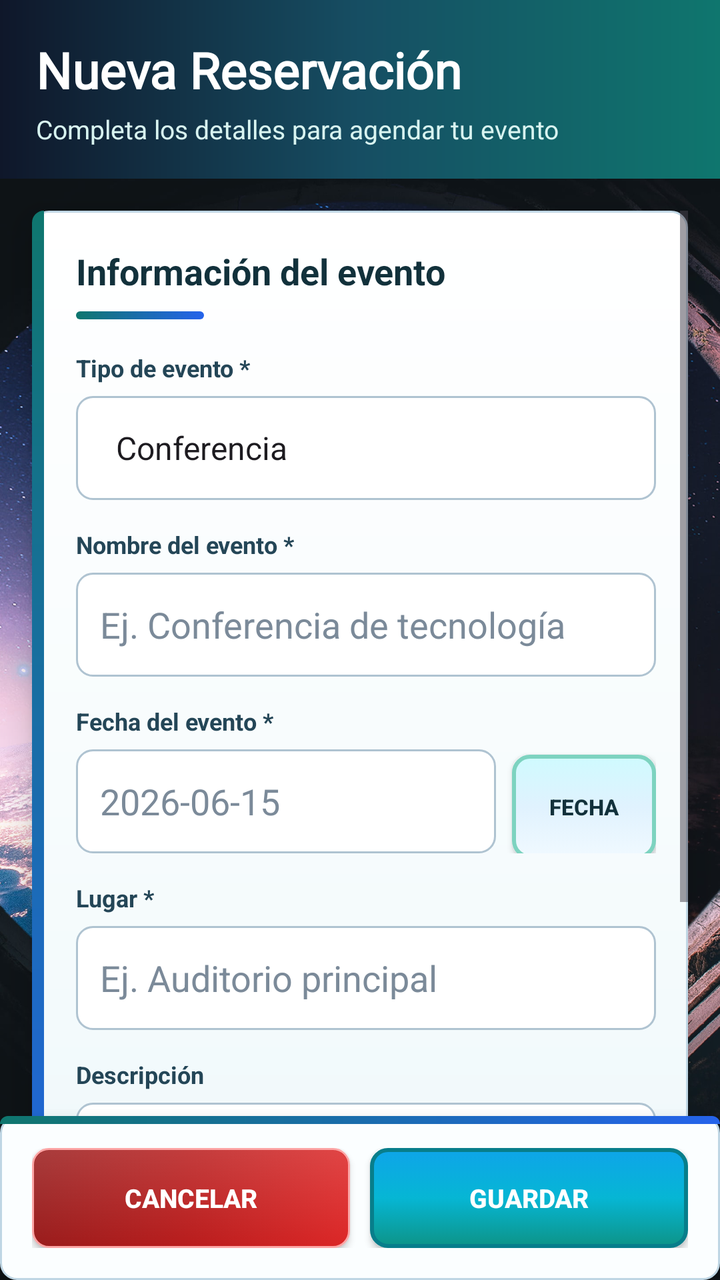
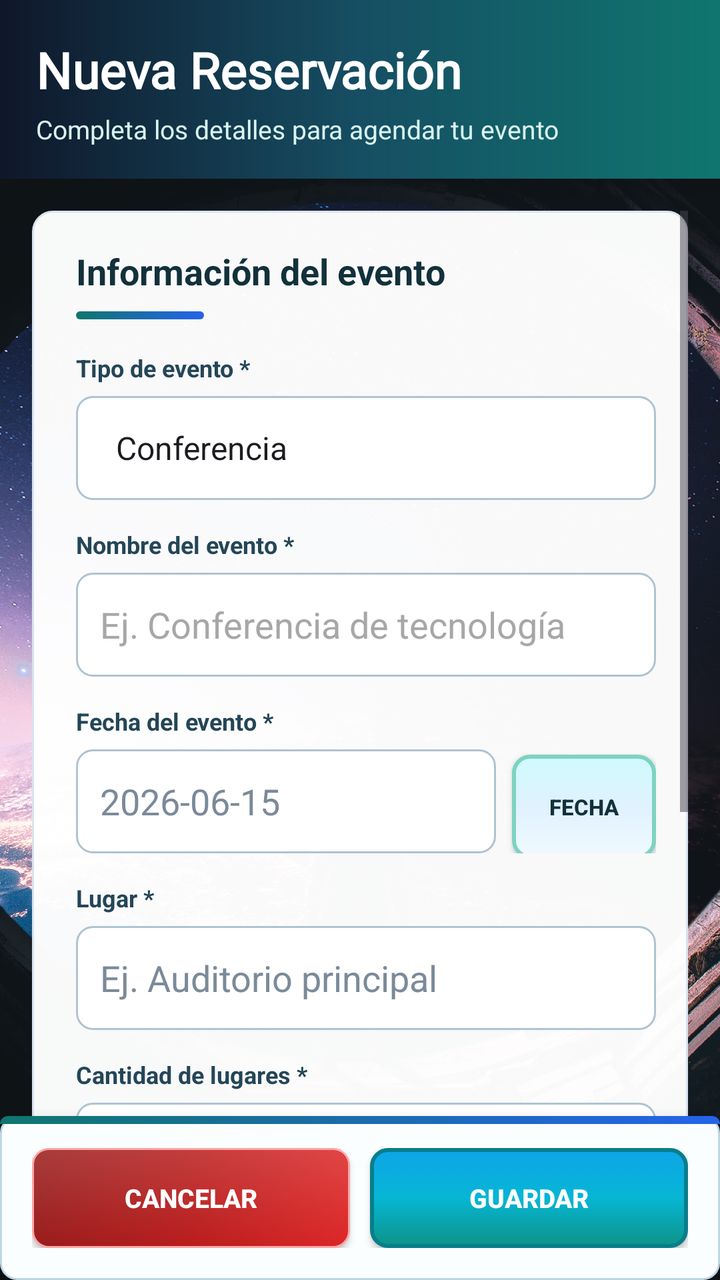

The first picture is an Android layout as it rendered before a commit; the second is the same layout after the commit. The layout source and the unified diff follow.
<!-- AndroidManifest.xml: application theme Theme.AppJuan803 -->
<!-- res/layout/activity_crear_reservacion.xml -->
<?xml version="1.0" encoding="utf-8"?>
<LinearLayout xmlns:android="http://schemas.android.com/apk/res/android"
    android:layout_width="match_parent"
    android:layout_height="match_parent"
    android:orientation="vertical"
    android:background="@drawable/back_menu">

    <LinearLayout
        android:layout_width="match_parent"
        android:layout_height="wrap_content"
        android:orientation="vertical"
        android:paddingStart="18dp"
        android:paddingEnd="18dp"
        android:paddingTop="18dp"
        android:paddingBottom="16dp"
        android:background="@drawable/res_header">

        <TextView
            android:id="@+id/tvTituloFormulario"
            android:layout_width="match_parent"
            android:layout_height="wrap_content"
            android:text="Nueva Reservación"
            android:textSize="25sp"
            android:textStyle="bold"
            android:textColor="#FFFFFF"
            android:fontFamily="@font/font_menu" />

        <TextView
            android:layout_width="match_parent"
            android:layout_height="wrap_content"
            android:text="Completa los detalles para agendar tu evento"
            android:textSize="13sp"
            android:textColor="#D8F4F0"
            android:layout_marginTop="4dp" />
    </LinearLayout>

    <ScrollView
        android:layout_width="match_parent"
        android:layout_height="0dp"
        android:layout_weight="1"
        android:padding="16dp"
        android:clipToPadding="false">

        <LinearLayout
            android:layout_width="match_parent"
            android:layout_height="wrap_content"
            android:orientation="vertical"
            android:paddingStart="22dp"
            android:paddingEnd="16dp"
            android:paddingTop="18dp"
            android:paddingBottom="18dp"
            android:background="@drawable/res_panel_premium"
            android:elevation="10dp">

            <TextView
                android:layout_width="match_parent"
                android:layout_height="wrap_content"
                android:text="Información del evento"
                android:textSize="18sp"
                android:textStyle="bold"
                android:textColor="#12313B"
                android:layout_marginBottom="8dp" />

            <View
                android:layout_width="64dp"
                android:layout_height="4dp"
                android:background="@drawable/res_card_topline"
                android:layout_marginBottom="16dp" />

            <TextView
                android:layout_width="wrap_content"
                android:layout_height="wrap_content"
                android:text="Tipo de evento *"
                android:textSize="12sp"
                android:textStyle="bold"
                android:textColor="#244657"
                android:layout_marginBottom="6dp" />

            <Spinner
                android:id="@+id/spTipoEvento"
                android:layout_width="match_parent"
                android:layout_height="52dp"
                android:background="@drawable/res_input"
                android:paddingStart="12dp"
                android:paddingEnd="12dp"
                android:entries="@array/tipos_evento"
                android:layout_marginBottom="14dp" />

            <TextView
                android:layout_width="wrap_content"
                android:layout_height="wrap_content"
                android:text="Nombre del evento *"
                android:textSize="12sp"
                android:textStyle="bold"
                android:textColor="#244657"
                android:layout_marginBottom="6dp" />

            <EditText
                android:id="@+id/etEvento"
                android:layout_width="match_parent"
                android:layout_height="52dp"
                android:background="@drawable/res_input"
                android:hint="Ej. Conferencia de tecnología"
                android:inputType="textCapSentences"
                android:padding="12dp"
                android:textColor="#0F172A"
                android:textColorHint="#7B8A99"
                android:layout_marginBottom="14dp" />

            <TextView
                android:layout_width="wrap_content"
                android:layout_height="wrap_content"
                android:text="Fecha del evento *"
                android:textSize="12sp"
                android:textStyle="bold"
                android:textColor="#244657"
                android:layout_marginBottom="6dp" />

            <LinearLayout
                android:layout_width="match_parent"
                android:layout_height="wrap_content"
                android:orientation="horizontal"
                android:layout_marginBottom="14dp">

                <EditText
                    android:id="@+id/etFecha"
                    android:layout_width="0dp"
                    android:layout_height="52dp"
                    android:layout_weight="1"
                    android:hint="2026-06-15"
                    android:padding="12dp"
                    android:background="@drawable/res_input"
                    android:textColor="#0F172A"
                    android:textColorHint="#7B8A99"
                    android:inputType="text" />

                <androidx.appcompat.widget.AppCompatButton
                    android:id="@+id/btnSeleccionarFecha"
                    android:layout_width="72dp"
                    android:layout_height="52dp"
                    android:text="FECHA"
                    android:textSize="11sp"
                    android:textStyle="bold"
                    android:textColor="#12313B"
                    android:background="@drawable/res_button_secondary"
                    android:backgroundTint="@null"
                    android:elevation="2dp"
                    android:layout_marginStart="8dp"
                    android:contentDescription="Seleccionar fecha" />
            </LinearLayout>

            <TextView
                android:layout_width="wrap_content"
                android:layout_height="wrap_content"
                android:text="Lugar *"
                android:textSize="12sp"
                android:textStyle="bold"
                android:textColor="#244657"
                android:layout_marginBottom="6dp" />

            <EditText
                android:id="@+id/etLugar"
                android:layout_width="match_parent"
                android:layout_height="52dp"
                android:hint="Ej. Auditorio principal"
                android:padding="12dp"
                android:background="@drawable/res_input"
                android:textColor="#0F172A"
                android:textColorHint="#7B8A99"
                android:inputType="textCapSentences"
                android:layout_marginBottom="14dp" />

            <TextView
                android:layout_width="wrap_content"
                android:layout_height="wrap_content"
                android:text="Descripción"
                android:textSize="12sp"
                android:textStyle="bold"
                android:textColor="#244657"
                android:layout_marginBottom="6dp" />

            <EditText
                android:id="@+id/etDescripcion"
                android:layout_width="match_parent"
                android:layout_height="112dp"
                android:hint="Añade detalles útiles para los asistentes"
                android:padding="12dp"
                android:background="@drawable/res_input"
                android:textColor="#0F172A"
                android:textColorHint="#7B8A99"
                android:inputType="textMultiLine|textCapSentences"
                android:gravity="top" />
        </LinearLayout>
    </ScrollView>

    <ProgressBar
        android:id="@+id/progressBar"
        style="@style/Widget.AppCompat.ProgressBar.Horizontal"
        android:layout_width="match_parent"
        android:layout_height="4dp"
        android:visibility="gone" />

    <LinearLayout
        android:layout_width="match_parent"
        android:layout_height="wrap_content"
        android:orientation="horizontal"
        android:padding="16dp"
        android:background="@drawable/res_action_bar"
        android:elevation="10dp">

        <androidx.appcompat.widget.AppCompatButton
            android:id="@+id/btnCancelar"
            android:layout_width="0dp"
            android:layout_height="50dp"
            android:layout_weight="1"
            android:text="CANCELAR"
            android:textStyle="bold"
            android:textSize="13sp"
            android:textColor="@android:color/white"
            android:background="@drawable/res_button_danger"
            android:backgroundTint="@null"
            android:elevation="2dp" />

        <androidx.appcompat.widget.AppCompatButton
            android:id="@+id/btnGuardar"
            android:layout_width="0dp"
            android:layout_height="50dp"
            android:layout_weight="1"
            android:text="GUARDAR"
            android:textStyle="bold"
            android:textSize="13sp"
            android:textColor="@android:color/white"
            android:background="@drawable/res_button_primary"
            android:backgroundTint="@null"
            android:elevation="3dp"
            android:layout_marginStart="10dp" />
    </LinearLayout>
</LinearLayout>
<!-- resources referenced by this layout -->
<resources>
  <string-array name="tipos_evento">
          <item>Conferencia</item>
          <item>Cena</item>
          <item>Plática</item>
          <item>Taller</item>
          <item>Seminario</item>
          <item>Reunión</item>
          <item>Evento social</item>
          <item>Evento general</item>
      </string-array>
  <!-- drawable res_action_bar (drawable) -->
  <?xml version="1.0" encoding="utf-8"?>
  <layer-list xmlns:android="http://schemas.android.com/apk/res/android">
      <item>
          <shape>
              <solid android:color="#FBFEFF" />
              <stroke
                  android:width="1dp"
                  android:color="#BFD6E4" />
              <corners android:radius="8dp" />
          </shape>
      </item>
      <item android:height="4dp" android:gravity="top">
          <shape>
              <gradient
                  android:startColor="#0F766E"
                  android:endColor="#2563EB"
                  android:angle="0" />
              <corners
                  android:topLeftRadius="8dp"
                  android:topRightRadius="8dp" />
          </shape>
      </item>
  </layer-list>
  <!-- drawable res_card_topline (drawable) -->
  <?xml version="1.0" encoding="utf-8"?>
  <shape xmlns:android="http://schemas.android.com/apk/res/android">
      <gradient
          android:startColor="#0F766E"
          android:endColor="#2563EB"
          android:angle="0" />
      <corners android:radius="4dp" />
  </shape>
  <!-- drawable res_header (drawable) -->
  <?xml version="1.0" encoding="utf-8"?>
  <shape xmlns:android="http://schemas.android.com/apk/res/android">
      <gradient
          android:startColor="#0F172A"
          android:centerColor="#164E63"
          android:endColor="#0F766E"
          android:angle="0" />
  </shape>
  <!-- drawable res_panel_premium (drawable) -->
  <?xml version="1.0" encoding="utf-8"?>
  <layer-list xmlns:android="http://schemas.android.com/apk/res/android">
      <item>
          <shape>
              <solid android:color="#FFFFFFFF" />
              <stroke
                  android:width="1dp"
                  android:color="#C0D7E5" />
              <corners android:radius="8dp" />
          </shape>
      </item>
      <item android:left="1dp" android:right="1dp" android:top="1dp">
          <shape>
              <gradient
                  android:startColor="#FFFFFF"
                  android:centerColor="#F7FCFD"
                  android:endColor="#EDF7FA"
                  android:angle="270" />
              <corners android:radius="8dp" />
          </shape>
      </item>
      <item android:width="6dp" android:gravity="start">
          <shape>
              <gradient
                  android:startColor="#0F766E"
                  android:endColor="#2563EB"
                  android:angle="270" />
              <corners
                  android:topLeftRadius="8dp"
                  android:bottomLeftRadius="8dp" />
          </shape>
      </item>
  </layer-list>
  <style name="Theme.AppJuan803" parent="Base.Theme.AppJuan803" />
  <style name="Base.Theme.AppJuan803" parent="Theme.Material3.DayNight.NoActionBar">
          
          
      </style>
  <!-- unchanged entries left out for length: 5 -->
</resources>

<!-- the commit's change to res/layout/activity_crear_reservacion.xml (unified diff, before → after) -->
@@ -49,7 +49,7 @@
             android:paddingEnd="16dp"
             android:paddingTop="18dp"
             android:paddingBottom="18dp"
-            android:background="@drawable/res_panel_premium"
+            android:background="@drawable/panel_surface"
             android:elevation="10dp">
 
             <TextView
@@ -67,6 +67,33 @@
                 android:background="@drawable/res_card_topline"
                 android:layout_marginBottom="16dp" />
 
+            <LinearLayout
+                android:id="@+id/layoutUsuarioAdmin"
+                android:layout_width="match_parent"
+                android:layout_height="wrap_content"
+                android:orientation="vertical"
+                android:layout_marginBottom="14dp"
+                android:visibility="gone">
+
+                <TextView
+                    android:layout_width="wrap_content"
+                    android:layout_height="wrap_content"
+                    android:text="ID de usuario para reservación manual"
+                    android:textSize="12sp"
+                    android:textStyle="bold"
+                    android:textColor="#244657"
+                    android:layout_marginBottom="6dp" />
+
+                <EditText
+                    android:id="@+id/etUsuarioIdAdmin"
+                    android:layout_width="match_parent"
+                    android:layout_height="52dp"
+                    android:background="@drawable/res_input"
+                    android:hint="Ej. 2"
+                    android:inputType="number"
+                    android:padding="12dp" />
+            </LinearLayout>
+
             <TextView
                 android:layout_width="wrap_content"
                 android:layout_height="wrap_content"
@@ -104,7 +131,7 @@
                 android:inputType="textCapSentences"
                 android:padding="12dp"
                 android:textColor="#0F172A"
-                android:textColorHint="#7B8A99"
+                android:textColorHint="#A8A7A7"
                 android:layout_marginBottom="14dp" />
 
             <TextView
@@ -168,6 +195,28 @@
                 android:textColor="#0F172A"
                 android:textColorHint="#7B8A99"
                 android:inputType="textCapSentences"
+                android:layout_marginBottom="14dp" />
+
+            <TextView
+                android:layout_width="wrap_content"
+                android:layout_height="wrap_content"
+                android:text="Cantidad de lugares *"
+                android:textSize="12sp"
+                android:textStyle="bold"
+                android:textColor="#244657"
+                android:layout_marginBottom="6dp" />
+
+            <EditText
+                android:id="@+id/etCantidad"
+                android:layout_width="match_parent"
+                android:layout_height="52dp"
+                android:hint="1"
+                android:text="1"
+                android:padding="12dp"
+                android:background="@drawable/res_input"
+                android:textColor="#0F172A"
+                android:textColorHint="#7B8A99"
+                android:inputType="number"
                 android:layout_marginBottom="14dp" />
 
             <TextView
<!-- resource entries referenced after the edit -->
@@ -10,6 +10,15 @@
           <item>Evento social</item>
           <item>Evento general</item>
       </string-array>
+  <!-- drawable panel_surface (drawable) -->
+  <?xml version="1.0" encoding="utf-8"?>
+  <shape xmlns:android="http://schemas.android.com/apk/res/android">
+      <solid android:color="#F8FFFFFF" />
+      <stroke
+          android:width="1dp"
+          android:color="#D8E2EE" />
+      <corners android:radius="10dp" />
+  </shape>
   <!-- drawable res_action_bar (drawable) -->
   <?xml version="1.0" encoding="utf-8"?>
   <layer-list xmlns:android="http://schemas.android.com/apk/res/android">
@@ -52,40 +61,6 @@
           android:endColor="#0F766E"
           android:angle="0" />
   </shape>
-  <!-- drawable res_panel_premium (drawable) -->
-  <?xml version="1.0" encoding="utf-8"?>
-  <layer-list xmlns:android="http://schemas.android.com/apk/res/android">
-      <item>
-          <shape>
-              <solid android:color="#FFFFFFFF" />
-              <stroke
-                  android:width="1dp"
-                  android:color="#C0D7E5" />
-              <corners android:radius="8dp" />
-          </shape>
-      </item>
-      <item android:left="1dp" android:right="1dp" android:top="1dp">
-          <shape>
-              <gradient
-                  android:startColor="#FFFFFF"
-                  android:centerColor="#F7FCFD"
-                  android:endColor="#EDF7FA"
-                  android:angle="270" />
-              <corners android:radius="8dp" />
-          </shape>
-      </item>
-      <item android:width="6dp" android:gravity="start">
-          <shape>
-              <gradient
-                  android:startColor="#0F766E"
-                  android:endColor="#2563EB"
-                  android:angle="270" />
-              <corners
-                  android:topLeftRadius="8dp"
-                  android:bottomLeftRadius="8dp" />
-          </shape>
-      </item>
-  </layer-list>
   <style name="Theme.AppJuan803" parent="Base.Theme.AppJuan803" />
   <style name="Base.Theme.AppJuan803" parent="Theme.Material3.DayNight.NoActionBar">
           
